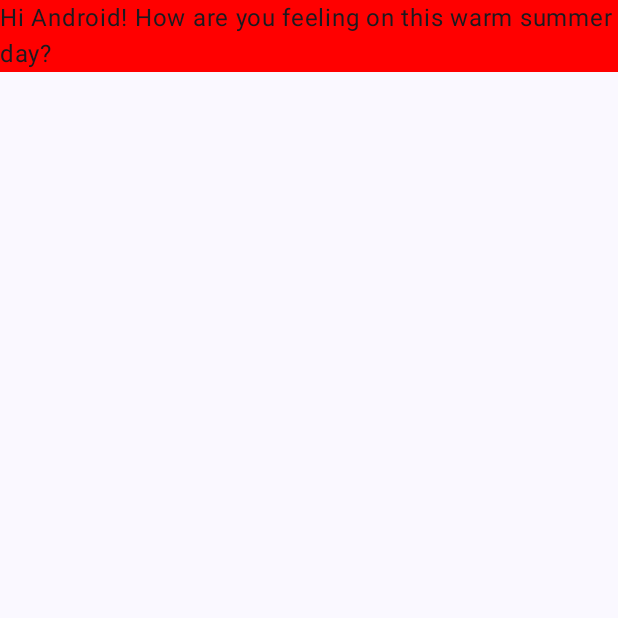
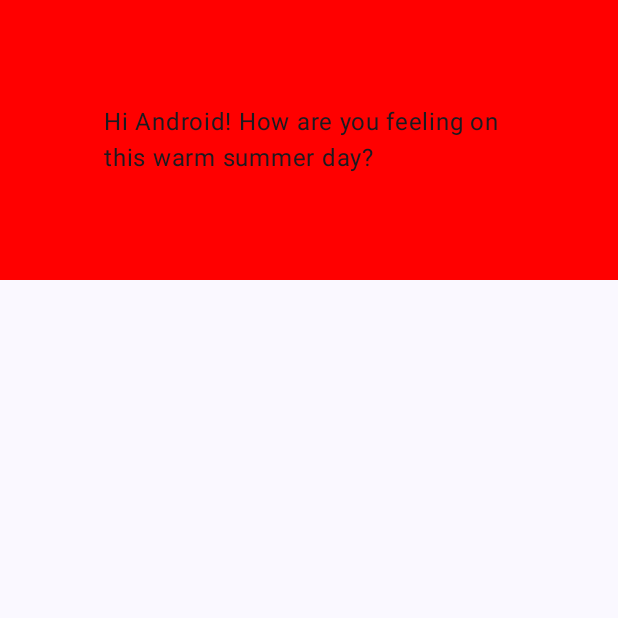
Before and after one commit to robotarmin/minesweepergame, an Android app built with Jetpack Compose: the screen it shows after launch (MainActivity), on a phone screen of 412 x 824 dp, the top half of it. Run offline under Robolectric (Android 15) with nearby library versions, the phone set to English and light mode, and no system bars.

Commit message:
first commit this is the full project of just a sample app and a greeting, im gonna build it and run it on my phone now

```diff
--- a/app/src/main/java/com/robotarmin/myapplication/MainActivity.kt
+++ b/app/src/main/java/com/robotarmin/myapplication/MainActivity.kt
@@ -4,7 +4,6 @@ import android.os.Bundle
 import androidx.activity.ComponentActivity
 import androidx.activity.compose.setContent
 import androidx.activity.enableEdgeToEdge
-import androidx.compose.foundation.layout.Box
 import androidx.compose.foundation.layout.fillMaxSize
 import androidx.compose.foundation.layout.padding
 import androidx.compose.material3.Scaffold
@@ -14,6 +13,7 @@ import androidx.compose.runtime.Composable
 import androidx.compose.ui.Modifier
 import androidx.compose.ui.graphics.Color
 import androidx.compose.ui.tooling.preview.Preview
+import androidx.compose.ui.unit.dp
 import com.robotarmin.myapplication.ui.theme.MyApplicationTheme
 
 class MainActivity : ComponentActivity() {
@@ -38,7 +38,7 @@ fun Greeting(name: String, modifier: Modifier = Modifier) {
     Surface(color = Color.Red) {
         Text(
             text = "Hi $name! How are you feeling on this warm summer day?",
-            modifier = modifier
+            modifier = modifier.padding(69.dp)
         )
     }
 }
```
